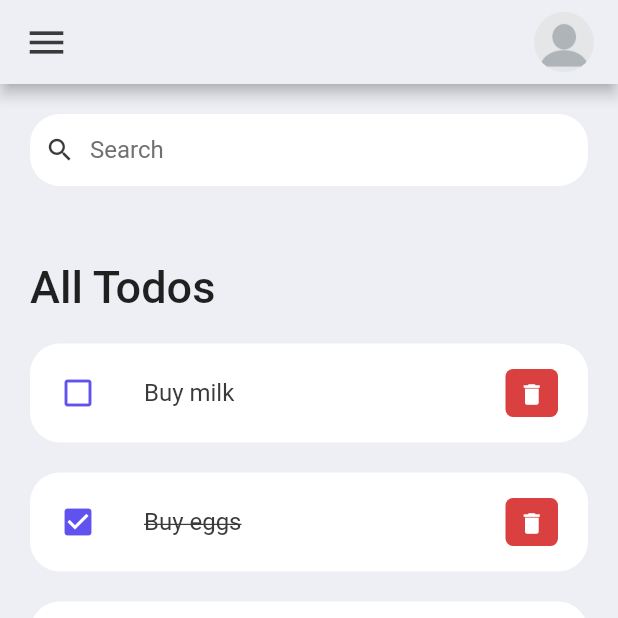
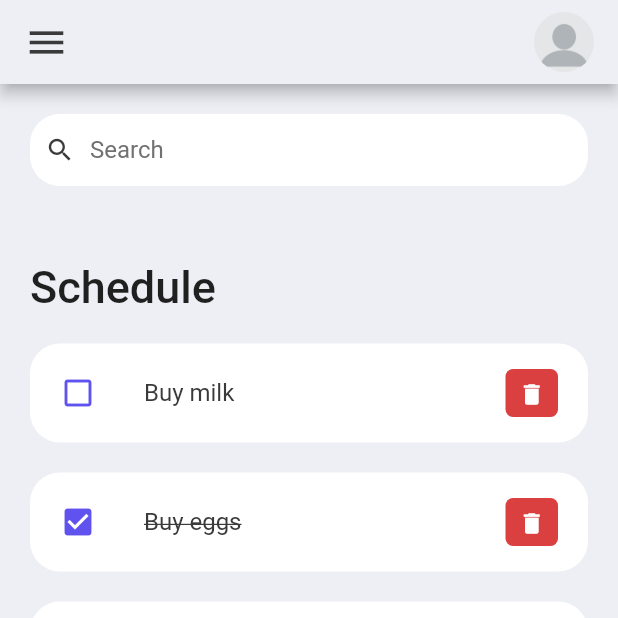
Before and after one commit to victormusembi11/flutter_todo, a Flutter app: the screen it shows after launch, on a phone screen of 412 x 824 dp, the top half of it. Run offline on Flutter 3.47's test engine with Material 2 defaults, Android fonts, the phone set to English and light mode, and no system bars.

Commit message:
chore: clean up

```diff
--- a/lib/screens/home.dart
+++ b/lib/screens/home.dart
@@ -15,7 +15,7 @@ class Home extends StatelessWidget {
       backgroundColor: tdBGColor,
       appBar: _buildAppBar(),
       body: Container(
-        padding: EdgeInsets.symmetric(horizontal: 20, vertical: 20),
+        padding: const EdgeInsets.symmetric(horizontal: 20, vertical: 20),
         child: Column(
           children: [
             searchBar(),
@@ -31,12 +31,12 @@ class Home extends StatelessWidget {
       child: ListView(
         children: [
           Container(
-            margin: EdgeInsets.only(
+            margin: const EdgeInsets.only(
               top: 50,
               bottom: 20,
             ),
-            child: Text(
-              'All Todos',
+            child: const Text(
+              'Schedule',
               style: TextStyle(
                 fontSize: 30,
                 fontWeight: FontWeight.w500,
@@ -58,7 +58,7 @@ class Home extends StatelessWidget {
         color: Colors.white,
         borderRadius: BorderRadius.circular(20),
       ),
-      child: TextField(
+      child: const TextField(
         decoration: InputDecoration(
           contentPadding: EdgeInsets.all(0),
           prefixIcon: Icon(
@@ -85,12 +85,12 @@ class Home extends StatelessWidget {
     return AppBar(
       backgroundColor: tdBGColor,
       title: Row(mainAxisAlignment: MainAxisAlignment.spaceBetween, children: [
-        Icon(
+        const Icon(
           Icons.menu,
           color: tdBlack,
           size: 30,
         ),
-        Container(
+        SizedBox(
           height: 40,
           width: 40,
           child: ClipRRect(
```
